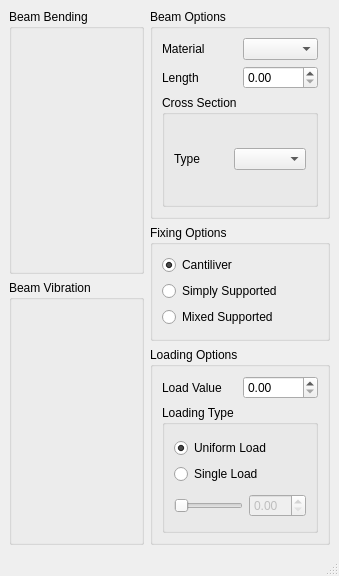
The window that mainwindow.ui (opensourcereality/beambending) describes before a commit, drawn with Qt 5.
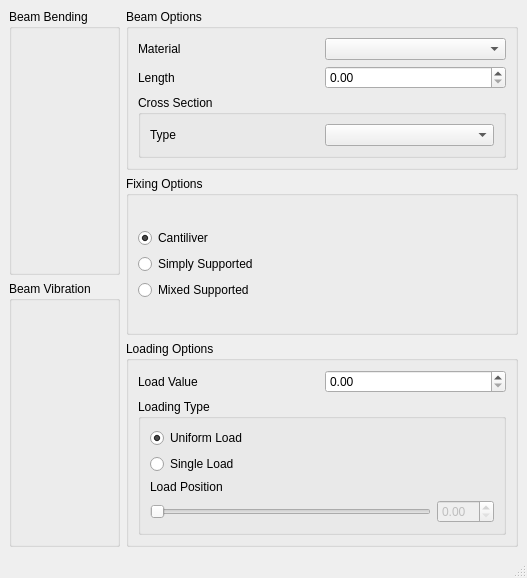
The same window after the commit.

```diff
--- a/mainwindow.ui
+++ b/mainwindow.ui
@@ -6,8 +6,8 @@
    <rect>
     <x>0</x>
     <y>0</y>
-    <width>339</width>
-    <height>576</height>
+    <width>527</width>
+    <height>578</height>
    </rect>
   </property>
   <property name="windowTitle">
@@ -44,12 +44,6 @@
        <layout class="QVBoxLayout" name="verticalLayout_6">
         <item>
          <widget class="QGroupBox" name="groupBox">
-          <property name="maximumSize">
-           <size>
-            <width>180</width>
-            <height>16777215</height>
-           </size>
-          </property>
           <property name="title">
            <string>Beam Options</string>
           </property>
@@ -117,12 +111,6 @@
         </item>
         <item>
          <widget class="QGroupBox" name="groupBox_2">
-          <property name="maximumSize">
-           <size>
-            <width>180</width>
-            <height>116</height>
-           </size>
-          </property>
           <property name="title">
            <string>Fixing Options</string>
           </property>
@@ -160,12 +148,6 @@
         </item>
         <item>
          <widget class="QGroupBox" name="groupBox_4">
-          <property name="maximumSize">
-           <size>
-            <width>180</width>
-            <height>198</height>
-           </size>
-          </property>
           <property name="title">
            <string>Loading Options</string>
           </property>
@@ -222,13 +204,19 @@
                   </item>
                  </layout>
                 </item>
-                <item row="1" column="0">
+                <item row="2" column="0">
                  <layout class="QHBoxLayout" name="horizontalLayout_6">
                   <item>
                    <widget class="QSlider" name="loadPosition">
                     <property name="enabled">
                      <bool>false</bool>
                     </property>
+                    <property name="minimumSize">
+                     <size>
+                      <width>200</width>
+                      <height>0</height>
+                     </size>
+                    </property>
                     <property name="maximum">
                      <number>100</number>
                     </property>
@@ -252,6 +240,13 @@
                   </item>
                  </layout>
                 </item>
+                <item row="1" column="0">
+                 <widget class="QLabel" name="label_4">
+                  <property name="text">
+                   <string>Load Position</string>
+                  </property>
+                 </widget>
+                </item>
                </layout>
               </widget>
              </item>
```
Left out of the diff: 2 changed lines with no effect on the pictures.
